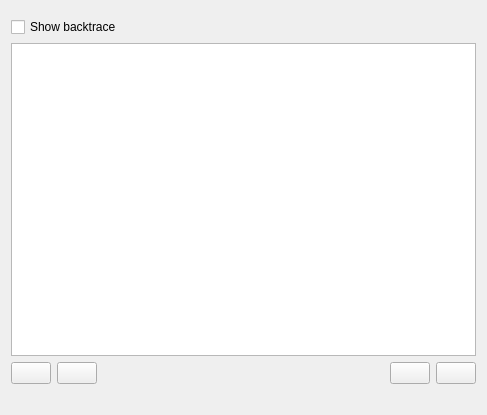
The window that drkonqi/ui/backtracewidget.ui (KDE/kde-runtime) describes before a commit, drawn with Qt 5.
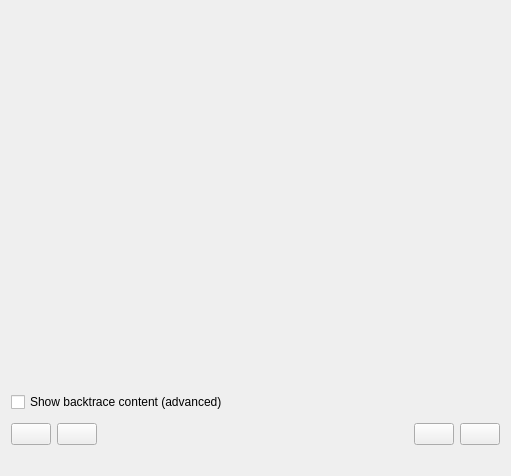
The same window after the commit. Custom widgets are drawn as their Qt base class.

Commit message: - Add a hint/help widget in the BacktraceWidget (to only be shown on the report assistant),   briefly explaining what is a backtrace (this is also useful to hide the backtrace content)

```diff
--- a/drkonqi/ui/backtracewidget.ui
+++ b/drkonqi/ui/backtracewidget.ui
@@ -6,8 +6,8 @@
    <rect>
     <x>0</x>
     <y>0</y>
-    <width>487</width>
-    <height>415</height>
+    <width>511</width>
+    <height>476</height>
    </rect>
   </property>
   <property name="windowTitle">
@@ -21,15 +21,98 @@
      </item>
      <item>
       <layout class="QVBoxLayout" name="mainLayout">
+       <item>
+        <widget class="QStackedWidget" name="m_backtraceStack">
+         <property name="currentIndex">
+          <number>1</number>
+         </property>
+         <widget class="QWidget" name="backtracePage">
+          <layout class="QHBoxLayout" name="horizontalLayout">
+           <property name="spacing">
+            <number>2</number>
+           </property>
+           <property name="margin">
+            <number>2</number>
+           </property>
+           <item>
+            <widget class="KTextBrowser" name="m_backtraceEdit"/>
+           </item>
+          </layout>
+         </widget>
+         <widget class="QWidget" name="backtraceHelpPage">
+          <layout class="QVBoxLayout" name="verticalLayout_3">
+           <item>
+            <layout class="QHBoxLayout" name="horizontalLayout_3">
+             <property name="spacing">
+              <number>10</number>
+             </property>
+             <item>
+              <widget class="QLabel" name="m_backtraceHelpIcon">
+               <property name="sizePolicy">
+                <sizepolicy hsizetype="Fixed" vsizetype="Fixed">
+                 <horstretch>0</horstretch>
+                 <verstretch>0</verstretch>
+                </sizepolicy>
+               </property>
+               <property name="maximumSize">
+                <size>
+                 <width>48</width>
+                 <height>48</height>
+                </size>
+               </property>
+               <property name="scaledContents">
+                <bool>true</bool>
+               </property>
+              </widget>
+             </item>
+             <item>
+              <widget class="QLabel" name="m_backtraceHelpLabel">
+               <property name="wordWrap">
+                <bool>true</bool>
+               </property>
+              </widget>
+             </item>
+            </layout>
+           </item>
+           <item>
+            <spacer name="verticalSpacer">
+             <property name="orientation">
+              <enum>Qt::Vertical</enum>
+             </property>
+             <property name="sizeHint" stdset="0">
+              <size>
+               <width>20</width>
+               <height>40</height>
+              </size>
+             </property>
+            </spacer>
+           </item>
+          </layout>
+         </widget>
+        </widget>
+       </item>
        <item>
         <widget class="QCheckBox" name="m_toggleBacktraceCheckBox">
          <property name="text">
-          <string>Show backtrace</string>
+          <string>Show backtrace content (advanced)</string>
          </property>
         </widget>
        </item>
        <item>
-        <widget class="KTextBrowser" name="m_backtraceEdit"/>
+        <spacer name="verticalSpacer_2">
+         <property name="orientation">
+          <enum>Qt::Vertical</enum>
+         </property>
+         <property name="sizeType">
+          <enum>QSizePolicy::Fixed</enum>
+         </property>
+         <property name="sizeHint" stdset="0">
+          <size>
+           <width>20</width>
+           <height>5</height>
+          </size>
+         </property>
+        </spacer>
        </item>
       </layout>
      </item>
```
Left out of the diff: 4 changed lines with no effect on the pictures. The commit also changes 1 other file.
